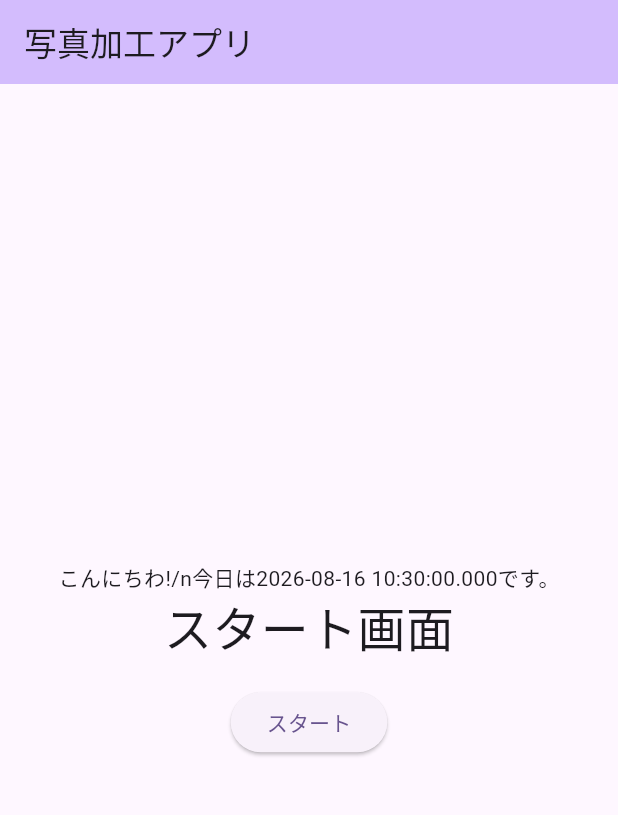
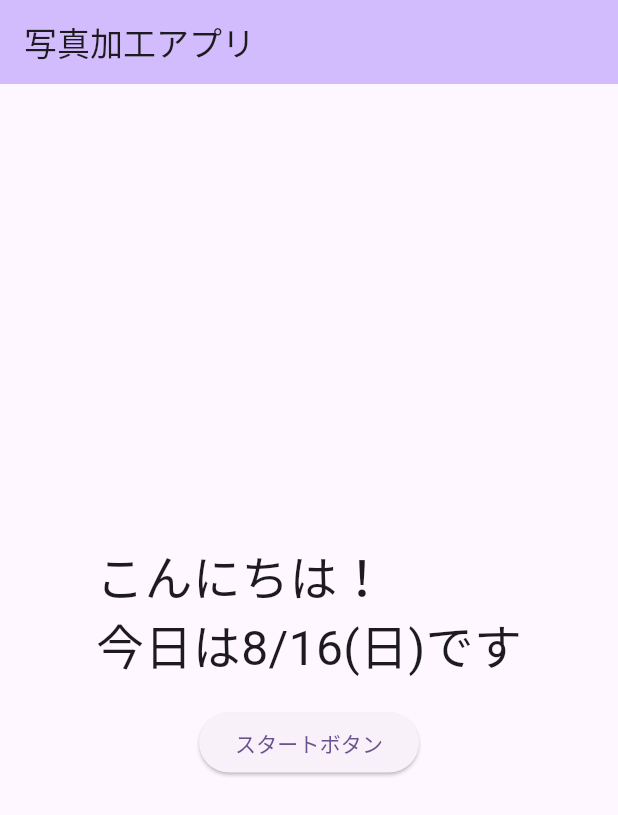
Before and after one commit to hidetofukuda/flutter-jissen1, a Flutter app: the screen it shows after launch, on a phone screen of 412 x 824 dp. Shown: the top 815 px of the screen. Run offline on Flutter 3.47's test engine with Material 3 defaults, Android fonts, the phone set to English and light mode, and no system bars.

Commit message:
日本語ローカライズ対応

````diff
--- /dev/null
+++ b/l10n.yaml
@@ -0,0 +1,3 @@
+template-arb-file: app_ja.arb
+output-class: L10n
+nullable-getter: false
--- /dev/null
+++ b/lib/l10n/app_localizations.dart
@@ -0,0 +1,162 @@
+import 'dart:async';
+
+import 'package:flutter/foundation.dart';
+import 'package:flutter/widgets.dart';
+import 'package:flutter_localizations/flutter_localizations.dart';
+import 'package:intl/intl.dart' as intl;
+
+import 'app_localizations_ja.dart';
+
+// ignore_for_file: type=lint
+
+/// Callers can lookup localized strings with an instance of L10n
+/// returned by `L10n.of(context)`.
+///
+/// Applications need to include `L10n.delegate()` in their app's
+/// `localizationDelegates` list, and the locales they support in the app's
+/// `supportedLocales` list. For example:
+///
+/// ```dart
+/// import 'l10n/app_localizations.dart';
+///
+/// return MaterialApp(
+///   localizationsDelegates: L10n.localizationsDelegates,
+///   supportedLocales: L10n.supportedLocales,
+///   home: MyApplicationHome(),
+/// );
+/// ```
+///
+/// ## Update pubspec.yaml
+///
+/// Please make sure to update your pubspec.yaml to include the following
+/// packages:
+///
+/// ```yaml
+/// dependencies:
+///   # Internationalization support.
+///   flutter_localizations:
+///     sdk: flutter
+///   intl: any # Use the pinned version from flutter_localizations
+///
+///   # Rest of dependencies
+/// ```
+///
+/// ## iOS Applications
+///
+/// iOS applications define key application metadata, including supported
+/// locales, in an Info.plist file that is built into the application bundle.
+/// To configure the locales supported by your app, you’ll need to edit this
+/// file.
+///
+/// First, open your project’s ios/Runner.xcworkspace Xcode workspace file.
+/// Then, in the Project Navigator, open the Info.plist file under the Runner
+/// project’s Runner folder.
+///
+/// Next, select the Information Property List item, select Add Item from the
+/// Editor menu, then select Localizations from the pop-up menu.
+///
+/// Select and expand the newly-created Localizations item then, for each
+/// locale your application supports, add a new item and select the locale
+/// you wish to add from the pop-up menu in the Value field. This list should
+/// be consistent with the languages listed in the L10n.supportedLocales
+/// property.
+abstract class L10n {
+  L10n(String locale)
+    : localeName = intl.Intl.canonicalizedLocale(locale.toString());
+
+  final String localeName;
+
+  static L10n of(BuildContext context) {
+    return Localizations.of<L10n>(context, L10n)!;
+  }
+
+  static const LocalizationsDelegate<L10n> delegate = _L10nDelegate();
+
+  /// A list of this localizations delegate along with the default localizations
+  /// delegates.
+  ///
+  /// Returns a list of localizations delegates containing this delegate along with
+  /// GlobalMaterialLocalizations.delegate, GlobalCupertinoLocalizations.delegate,
+  /// and GlobalWidgetsLocalizations.delegate.
+  ///
+  /// Additional delegates can be added by appending to this list in
+  /// MaterialApp. This list does not have to be used at all if a custom list
+  /// of delegates is preferred or required.
+  static const List<LocalizationsDelegate<dynamic>> localizationsDelegates =
+      <LocalizationsDelegate<dynamic>>[
+        delegate,
+        GlobalMaterialLocalizations.delegate,
+        GlobalCupertinoLocalizations.delegate,
+        GlobalWidgetsLocalizations.delegate,
+      ];
+
+  /// A list of this localizations delegate's supported locales.
+  static const List<Locale> supportedLocales = <Locale>[Locale('ja')];
+
+  /// No description provided for @startScreenTitle.
+  ///
+  /// In ja, this message translates to:
+  /// **'写真加工アプリ'**
+  String get startScreenTitle;
+
+  /// No description provided for @helloWorldOn.
+  ///
+  /// In ja, this message translates to:
+  /// **'こんにちは！\n今日は{date}です'**
+  String helloWorldOn(DateTime date);
+
+  /// No description provided for @pushButton.
+  ///
+  /// In ja, this message translates to:
+  /// **'スタートボタン'**
+  String get pushButton;
+
+  /// No description provided for @imageSelectScreenTitle.
+  ///
+  /// In ja, this message translates to:
+  /// **'画像を選択'**
+  String get imageSelectScreenTitle;
+
+  /// No description provided for @imageSelect.
+  ///
+  /// In ja, this message translates to:
+  /// **'画像を選ぶ'**
+  String get imageSelect;
+
+  /// No description provided for @imageEdit.
+  ///
+  /// In ja, this message translates to:
+  /// **'画像を編集する'**
+  String get imageEdit;
+}
+
+class _L10nDelegate extends LocalizationsDelegate<L10n> {
+  const _L10nDelegate();
+
+  @override
+  Future<L10n> load(Locale locale) {
+    return SynchronousFuture<L10n>(lookupL10n(locale));
+  }
+
+  @override
+  bool isSupported(Locale locale) =>
+      <String>['ja'].contains(locale.languageCode);
+
+  @override
+  bool shouldReload(_L10nDelegate old) => false;
+}
+
+L10n lookupL10n(Locale locale) {
+  // Lookup logic when only language code is specified.
+  switch (locale.languageCode) {
+    case 'ja':
+      return L10nJa();
+  }
+
+  throw FlutterError(
+    'L10n.delegate failed to load unsupported locale "$locale". This is likely '
+    'an issue with the localizations generation tool. Please file an issue '
+    'on GitHub with a reproducible sample app and the gen-l10n configuration '
+    'that was used.',
+  );
+}
--- a/lib/main.dart
+++ b/lib/main.dart
@@ -1,5 +1,6 @@
 import 'package:jissen1/start_screen.dart';
 import 'package:flutter/material.dart';
+import 'l10n/app_localizations.dart';
 
 void main() {
   runApp(const MyApp());
@@ -12,6 +13,8 @@
   @override
   Widget build(BuildContext context) {
     return MaterialApp(
+      localizationsDelegates: L10n.localizationsDelegates,
+      supportedLocales: L10n.supportedLocales,
       title: '実践1',
       theme: ThemeData(
         colorScheme: ColorScheme.fromSeed(seedColor: Colors.deepPurple),
--- a/lib/start_screen.dart
+++ b/lib/start_screen.dart
@@ -1,30 +1,28 @@
 import 'package:flutter/material.dart';
+import 'l10n/app_localizations.dart';
 
 class StartScreen extends StatelessWidget {
   const StartScreen({super.key});
 
   @override
   Widget build(BuildContext context) {
+    final l10n = L10n.of(context);
     return Scaffold(
       appBar: AppBar(
         backgroundColor: Theme.of(context).colorScheme.inversePrimary,
-        title: const Text('写真加工アプリ'),
+        title: Text(l10n.startScreenTitle),
       ),
       body: Center(
         child: Column(
           mainAxisAlignment: MainAxisAlignment.center,
           children: [
-            Text('こんにちわ!/n今日は${DateTime.now()}です。'),
-            const Text(
-              'スタート画面',
-              style: TextStyle(fontSize: 32),
-            ),
+            Text(l10n.helloWorldOn(DateTime.now()), style: TextStyle(fontSize: 32)),
             const SizedBox(height: 16),
             ElevatedButton(
               onPressed: () {
                 // ボタンが押されたときの処理
               },
-              child: const Text('スタート'),
+              child: Text(l10n.pushButton),
             ),
           ],
         ),
--- a/pubspec.yaml
+++ b/pubspec.yaml
@@ -34,6 +34,9 @@
   # The following adds the Cupertino Icons font to your application.
   # Use with the CupertinoIcons class for iOS style icons.
   cupertino_icons: ^1.0.8
+  flutter_localizations:
+    sdk: flutter
+  intl: any
 
 dev_dependencies:
   flutter_test:
@@ -56,6 +59,7 @@
   # included with your application, so that you can use the icons in
   # the material Icons class.
   uses-material-design: true
+  generate: true
 
   # To add assets to your application, add an assets section, like this:
   # assets:
````
Also changed, not shown: lib/l10n/app_ja.arb (added, +16 -0 lines), lib/l10n/app_localizations_ja.dart (added, +33 -0 lines), pubspec.lock, 1 other file.
